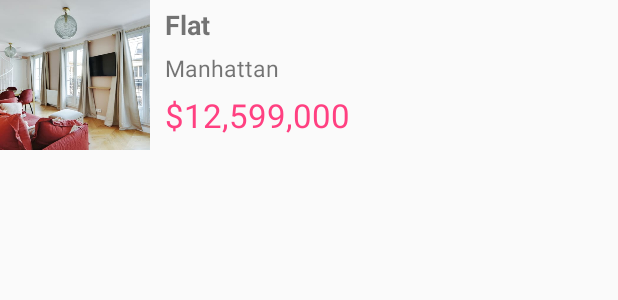
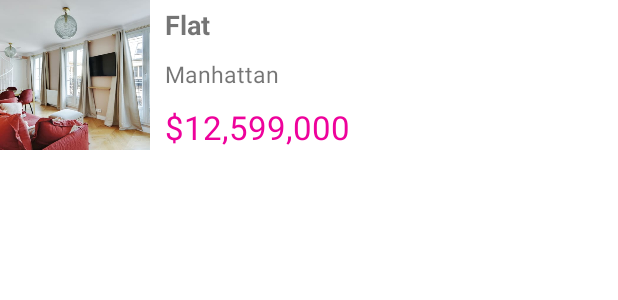
Before and after one commit to MattChad1/P8_RealEstateManager, an Android app: the layout item_property.xml on its own in the app's theme, with its tools: preview values and no code run, on a phone screen of 412 x 824 dp. Shown: the top 300 px of the screen. Run offline under Robolectric (Android 15) with nearby library versions, the phone set to English and light mode, and no system bars.

Commit message:
Configuration toolbar et amélioration item_property.xml

```diff
--- a/app/src/main/AndroidManifest.xml
+++ b/app/src/main/AndroidManifest.xml
@@ -11,12 +11,12 @@
         android:label="@string/app_name"
         android:roundIcon="@mipmap/ic_launcher_round"
         android:supportsRtl="true"
-        android:theme="@style/AppTheme">
+        android:theme="@style/Theme.RealEstateManager">
         <activity android:name=".MainActivity"
-            android:exported="true">
+            android:exported="true"
+            >
             <intent-filter>
                 <action android:name="android.intent.action.MAIN" />
-
                 <category android:name="android.intent.category.LAUNCHER" />
             </intent-filter>
         </activity>
--- a/app/src/main/java/com/openclassrooms/realestatemanager/Utils.kt
+++ b/app/src/main/java/com/openclassrooms/realestatemanager/Utils.kt
@@ -3,6 +3,7 @@ package com.openclassrooms.realestatemanager
 import android.content.Context
 import android.net.wifi.WifiManager
 import java.text.DateFormat
+import java.text.NumberFormat
 import java.text.SimpleDateFormat
 import java.util.*
 
@@ -40,6 +41,10 @@ object Utils {
         return dateFormat.format(Date())
     }
 
+    fun formatPrice (price: Int?): String {
+        return if (price==null) "" else "$" + NumberFormat.getNumberInstance(Locale.US).format(price)
+    }
+
     /**
      * Vérification de la connexion réseau
      * NOTE : NE PAS SUPPRIMER, A MONTRER DURANT LA SOUTENANCE
--- a/app/src/main/java/com/openclassrooms/realestatemanager/ui/list_properties/ListPropertiesFragment.kt
+++ b/app/src/main/java/com/openclassrooms/realestatemanager/ui/list_properties/ListPropertiesFragment.kt
@@ -31,7 +31,7 @@ class ListPropertiesFragment : Fragment() {
         val rv: RecyclerView = binding.rvListProperties
         rv.layoutManager = LinearLayoutManager(requireActivity())
         rv.addItemDecoration(DividerItemDecoration(requireActivity(), DividerItemDecoration.VERTICAL))
-        val adapter = PropertiesAdapter(properties)
+        val adapter = PropertiesAdapter(requireActivity(), properties)
         rv.adapter = adapter
 
         viewModel.allProperties.observe(this) { newProperties ->
--- a/app/src/main/res/layout/fragment_list_properties.xml
+++ b/app/src/main/res/layout/fragment_list_properties.xml
@@ -1,7 +1,7 @@
 <?xml version="1.0" encoding="utf-8"?>
-<androidx.recyclerview.widget.RecyclerView
-    xmlns:android="http://schemas.android.com/apk/res/android"
+<androidx.recyclerview.widget.RecyclerView xmlns:android="http://schemas.android.com/apk/res/android"
+    xmlns:tools="http://schemas.android.com/tools"
     android:id="@+id/rv_list_properties"
     android:layout_height="match_parent"
     android:layout_width="match_parent"
-    />
+    tools:listitem="@layout/item_property" />
--- a/app/src/main/res/layout/item_property.xml
+++ b/app/src/main/res/layout/item_property.xml
@@ -14,7 +14,7 @@
         android:scaleType="centerCrop"
         android:layout_width="100dp"
         android:layout_height="100dp"
-        tools:src="@drawable/flat1"
+        android:src="@drawable/flat1"
         />
 
     <TextView
@@ -37,7 +37,7 @@
         android:layout_width="wrap_content"
         android:layout_height="wrap_content"
         android:layout_marginStart="10dp"
-        android:layout_marginTop="6dp"
+        android:layout_marginTop="10dp"
         android:textSize="15sp"
         tools:text="Manhattan"
         />
@@ -49,7 +49,7 @@
         android:layout_width="wrap_content"
         android:layout_height="wrap_content"
         android:layout_marginStart="10dp"
-        android:layout_marginTop="6dp"
+        android:layout_marginTop="10dp"
         android:textSize="22sp"
         android:textColor="@color/colorAccent"
         tools:text="$12,599,000"
--- a/app/src/main/res/menu/menu_toolbar.xml
+++ b/app/src/main/res/menu/menu_toolbar.xml
@@ -6,8 +6,7 @@
         android:id="@+id/toolbar_add"
         android:icon="@drawable/ic_baseline_add_24"
         android:title="Add a property"
-        app:showAsAction="ifRoom"
-        />
+        app:showAsAction="always" />
 
     <item
         android:id="@+id/toolbar_edit"
@@ -20,7 +19,7 @@
         android:id="@+id/toolbar_search"
         android:icon="@drawable/ic_baseline_search_24"
         android:title="Add a property"
-        app:showAsAction="ifRoom"
+        app:showAsAction="always"
         />
 
 </menu>
--- a/app/src/main/res/values/colors.xml
+++ b/app/src/main/res/values/colors.xml
@@ -1,6 +1,12 @@
 <?xml version="1.0" encoding="utf-8"?>
 <resources>
-    <color name="colorPrimary">#3F51B5</color>
-    <color name="colorPrimaryDark">#303F9F</color>
-    <color name="colorAccent">#FF4081</color>
+    <color name="colorPrimary">#029AEE</color>
+    <color name="colorPrimaryDark">#0c55a3</color>
+
+    <color name="colorSecondary">#6209f4</color>
+    <color name="colorSecondaryDark">#3e00e6</color>
+
+    <color name="colorAccent">#ee029b</color>
+
+    <color name="white">#FFFFFF</color>
 </resources>
--- a/app/src/main/res/values/strings.xml
+++ b/app/src/main/res/values/strings.xml
@@ -1,5 +1,5 @@
 <resources>
     <string name="app_name">Real Estate Manager</string>
-    <!-- TODO: Remove or change this placeholder text -->
-    <string name="hello_blank_fragment">Hello blank fragment</string>
+
+
 </resources>
--- a/app/src/main/res/values/styles.xml
+++ b/app/src/main/res/values/styles.xml
@@ -1,11 +1,15 @@
-<resources>
+<resources xmlns:tools="http://schemas.android.com/tools">
+
+
+
 
     <!-- Base application theme. -->
-    <style name="AppTheme" parent="Theme.AppCompat.Light.NoActionBar">
-        <!-- Customize your theme here. -->
-        <item name="colorPrimary">@color/colorPrimary</item>
-        <item name="colorPrimaryDark">@color/colorPrimaryDark</item>
-        <item name="colorAccent">@color/colorAccent</item>
+    <style name="toolBarStyle">
+        <item name="android:background">?attr/colorPrimary</item>
+        <item name="titleTextColor">?attr/colorOnPrimary</item>
+        <item name="android:tint">@color/white</item>
+
     </style>
 
+
 </resources>
--- /dev/null
+++ b/app/src/main/res/values/themes.xml
@@ -0,0 +1,24 @@
+<?xml version="1.0" encoding="utf-8"?>
+<resources>
+
+    <style name="Theme.RealEstateManager" parent="Theme.MaterialComponents.Light.NoActionBar">
+
+        <!-- Primary brand color. -->
+        <item name="colorPrimary">@color/colorPrimary</item>
+        <item name="colorPrimaryVariant">@color/colorPrimaryDark</item>
+        <item name="colorOnPrimary">@color/white</item>
+        <!-- Secondary brand color. -->
+        <item name="colorSecondary">@color/colorSecondary</item>
+        <item name="colorSecondaryVariant">@color/colorSecondaryDark</item>
+        <item name="colorOnSecondary">@color/white</item>
+        <!-- Status bar color. -->
+        <!--        <item name="android:statusBarColor" tools:targetApi="l">?attr/colorPrimaryVariant</item>-->
+                <item name="windowActionBar">false</item>
+                <item name="windowNoTitle">true</item>
+        <item name="android:windowFullscreen">true</item>
+        <item name="android:windowContentOverlay">@null</item>
+                <item name="android:actionBarStyle">@style/toolBarStyle</item>
+        <!-- Customize your theme here. -->
+    </style>
+
+</resources>
```
Also changed, not shown: app/src/main/java/com/openclassrooms/realestatemanager/MainActivity.kt (+16 -1 lines), app/src/main/java/com/openclassrooms/realestatemanager/ui/list_properties/PropertiesAdapter.kt (+7 -3 lines), app/src/main/res/layout/activity_main.xml (+7 -2 lines), 1 other file.
